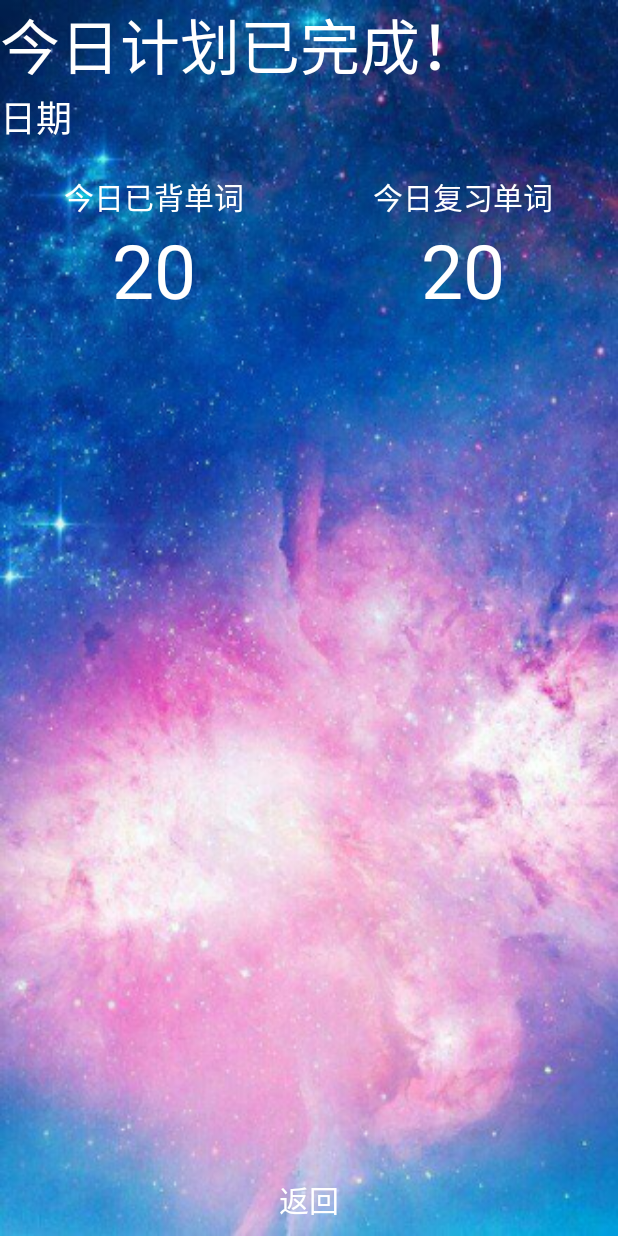
After one commit to Mingfeng-Chen/pengciwang, an Android app: the layout report_layout.xml on its own in the app's theme, with its tools: preview values and no code run, on a phone screen of 412 x 824 dp. The commit adds this screen. Run offline under Robolectric (Android 15) with nearby library versions, the phone set to English and light mode, and no system bars.

Commit message:
缝合1.8

```diff
--- a/app/build.gradle
+++ b/app/build.gradle
@@ -90,9 +90,5 @@ dependencies {
     implementation 'com.loopj.android:android-async-http:1.4.9'
     implementation 'org.jetbrains:annotations-java5:15.0'
     implementation 'com.android.support:support-annotations:21.0.2'
-    implementation 'com.google.code.gson:gson:2.7'
-    //数据解析
     implementation 'com.squareup.retrofit2:converter-gson:2.4.0'
-    //Android SQLite操作框架
-    implementation 'org.litepal.guolindev:core:3.1.1'
 }
--- a/app/src/main/AndroidManifest.xml
+++ b/app/src/main/AndroidManifest.xml
@@ -18,6 +18,7 @@
 
     <application
         android:allowBackup="true"
+        android:name=".MyApplication"
         android:icon="@mipmap/ic_launcher"
         android:label="@string/app_name"
         android:networkSecurityConfig="@xml/network_security_config"
--- /dev/null
+++ b/app/src/main/res/layout/report_layout.xml
@@ -0,0 +1,117 @@
+<?xml version="1.0" encoding="utf-8"?>
+<LinearLayout xmlns:android="http://schemas.android.com/apk/res/android"
+    xmlns:adnroid="http://schemas.android.com/apk/res-auto"
+    android:orientation="vertical"
+    android:layout_width="match_parent"
+    android:layout_height="wrap_content"
+    android:background="@drawable/image_1">
+
+    <LinearLayout
+        android:layout_width="match_parent"
+        android:layout_height="wrap_content"
+        android:orientation="vertical">
+
+        <TextView
+            android:id="@+id/report_layout_textview1"
+            android:layout_width="match_parent"
+            android:layout_height="wrap_content"
+            android:text="今日计划已完成！"
+            android:textColor="#FFFFFF"
+            android:background="@null"
+            android:textSize="40sp"
+            android:lineSpacingExtra="20dp"
+            />
+
+        <TextView
+            android:id="@+id/report_layout_textview2"
+            android:layout_width="match_parent"
+            android:layout_height="wrap_content"
+            android:background="@null"
+            android:text="日期"
+            android:textColor="#FFFFFF"
+            android:textSize="24sp"
+            />
+
+    </LinearLayout>
+
+    <LinearLayout
+        android:layout_width="match_parent"
+        android:layout_height="wrap_content"
+        android:orientation="horizontal"
+        android:layout_marginTop="20dp">
+
+        <TextView
+            android:id="@+id/report_layout_textview3"
+            android:layout_width="match_parent"
+            android:layout_height="wrap_content"
+            android:text="今日已背单词"
+            android:textSize="20sp"
+            android:layout_weight="1"
+            android:gravity="center"
+            android:textColor="#FFFFFF"
+            android:background="@null"
+            />
+
+        <TextView
+            android:id="@+id/report_layout_textview4"
+            android:layout_width="match_parent"
+            android:layout_height="wrap_content"
+            android:text="今日复习单词"
+            android:textSize="20sp"
+            android:layout_weight="1"
+            android:gravity="center"
+            android:textColor="#FFFFFF"
+            android:background="@null"
+            />
+
+    </LinearLayout>
+
+    <LinearLayout
+        android:layout_width="match_parent"
+        android:layout_height="wrap_content"
+        android:orientation="horizontal">
+
+        <TextView
+            android:id="@+id/report_layout_textview5"
+            android:layout_width="match_parent"
+            android:layout_height="wrap_content"
+            android:text="20"
+            android:textColor="#FFFFFF"
+            android:background="@null"
+            android:gravity="center"
+            android:textSize="50sp"
+            android:layout_weight="1"
+            />
+
+        <TextView
+            android:id="@+id/report_layout_textview6"
+            android:layout_width="match_parent"
+            android:layout_height="wrap_content"
+            android:text="20"
+            android:textColor="#FFFFFF"
+            android:background="@null"
+            android:gravity="center"
+            android:textSize="50sp"
+            android:layout_weight="1"
+            />
+
+    </LinearLayout>
+
+    <RelativeLayout
+        android:layout_width="match_parent"
+        android:layout_height="wrap_content">
+
+        <Button
+            android:id="@+id/report_layout_button2"
+            android:layout_width="match_parent"
+            android:layout_height="wrap_content"
+            android:text="返回"
+            android:textSize="20sp"
+            android:textColor="#FFFFFF"
+            android:background="@null"
+            android:layout_alignParentBottom="true"
+            />
+
+    </RelativeLayout>
+
+</LinearLayout>
```
Also changed, not shown: app/src/main/java/com/example/myapplication/LoadWordActivity.java (+3 -6 lines), app/src/main/java/com/example/myapplication/MainActivity.java (+7 -1 lines), app/src/main/java/com/example/myapplication/NormalReciteActivity.java (+33 -33 lines), app/src/main/java/com/example/myapplication/ReportActivity.java (added, +48 -0 lines), app/src/main/java/com/example/myapplication/Util/WordController.java (+7 -2 lines), app/src/main/java/com/example/myapplication/index/FragmentWord.java (+8 -1 lines), app/src/main/res/drawable-xhdpi/image_1.jpg (added).
